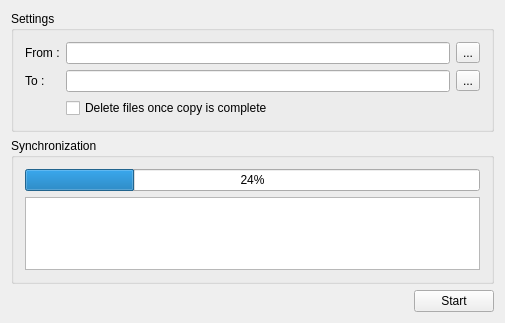
First picture: the form in src/photo_sync.ui, repository JulianBustillos/photo-sync, before the edit.
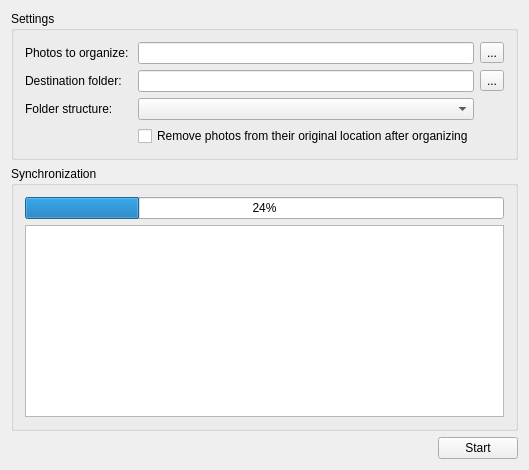
Second picture: the form after the edit. Icons and pictures are not drawn.

Commit message: Add folder structure choice

The edit to the form file:
```diff
--- a/src/photo_sync.ui
+++ b/src/photo_sync.ui
@@ -2,14 +2,6 @@
 <ui version="4.0">
  <class>PhotoSyncClass</class>
  <widget class="QMainWindow" name="PhotoSyncClass">
-  <property name="geometry">
-   <rect>
-    <x>0</x>
-    <y>0</y>
-    <width>505</width>
-    <height>323</height>
-   </rect>
-  </property>
   <property name="windowTitle">
    <string>PhotoSync</string>
   </property>
@@ -25,10 +17,30 @@
        <string>Settings</string>
       </property>
       <layout class="QGridLayout" name="settingsLayout">
-       <item row="1" column="0">
-        <widget class="QLabel" name="exportLabel">
+       <item row="0" column="0">
+        <widget class="QLabel" name="source_label">
          <property name="text">
-          <string>To :</string>
+          <string>Photos to organize: </string>
+         </property>
+        </widget>
+       </item>
+       <item row="3" column="1">
+        <widget class="QCheckBox" name="remove_check_box">
+         <property name="enabled">
+          <bool>true</bool>
+         </property>
+         <property name="text">
+          <string>Remove photos from their original location after organizing</string>
+         </property>
+         <property name="tristate">
+          <bool>false</bool>
+         </property>
+        </widget>
+       </item>
+       <item row="0" column="2">
+        <widget class="QToolButton" name="source_tool_button">
+         <property name="text">
+          <string>...</string>
          </property>
         </widget>
        </item>
@@ -42,17 +54,10 @@
          </property>
         </widget>
        </item>
-       <item row="0" column="2">
-        <widget class="QToolButton" name="importToolButton">
+       <item row="1" column="0">
+        <widget class="QLabel" name="destination_label">
          <property name="text">
-          <string>...</string>
-         </property>
-        </widget>
-       </item>
-       <item row="0" column="0">
-        <widget class="QLabel" name="importLabel">
-         <property name="text">
-          <string>From :</string>
+          <string>Destination folder:</string>
          </property>
         </widget>
        </item>
@@ -60,18 +65,19 @@
         <widget class="QLineEdit" name="exportEdit"/>
        </item>
        <item row="2" column="1">
-        <widget class="QCheckBox" name="deleteCheckBox">
-         <property name="enabled">
-          <bool>true</bool>
-         </property>
-         <property name="text">
-          <string>Delete files once copy is complete</string>
-         </property>
-         <property name="tristate">
+        <widget class="QComboBox" name="sort_mode_combo_box">
+         <property name="editable">
           <bool>false</bool>
          </property>
         </widget>
        </item>
+       <item row="2" column="0">
+        <widget class="QLabel" name="sort_mode_label">
+         <property name="text">
+          <string>Folder structure:</string>
+         </property>
+        </widget>
+       </item>
       </layout>
      </widget>
     </item>
```
Left out of the diff: 22 changed lines with no effect on the pictures. The commit also changes 13 other files.
